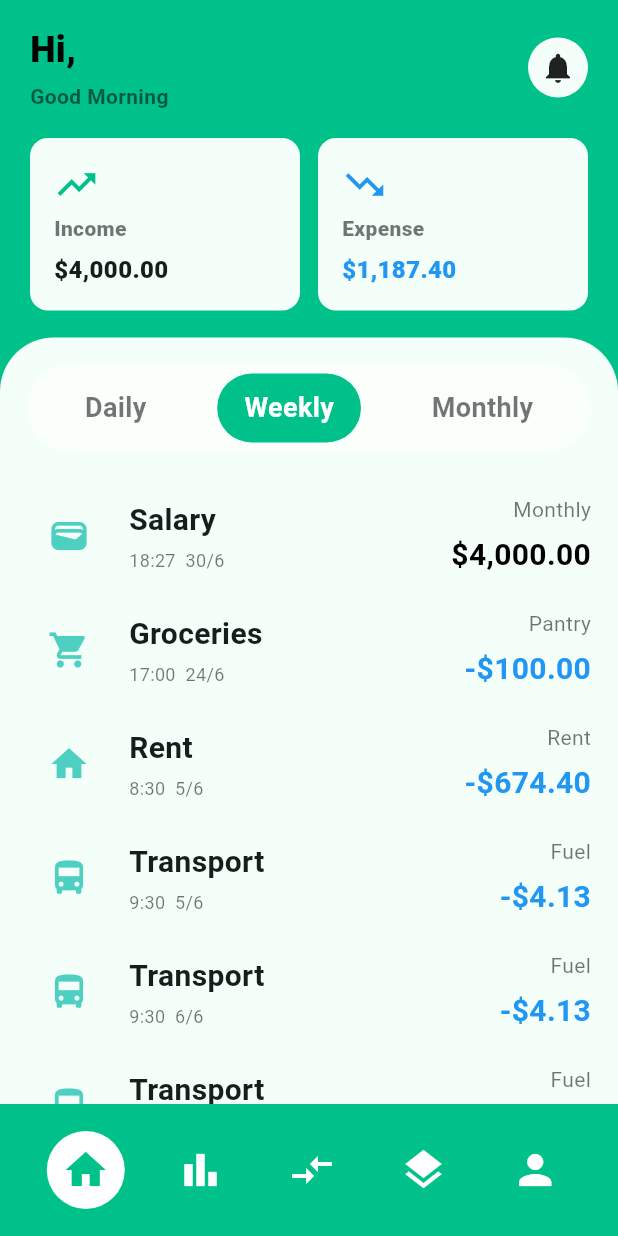
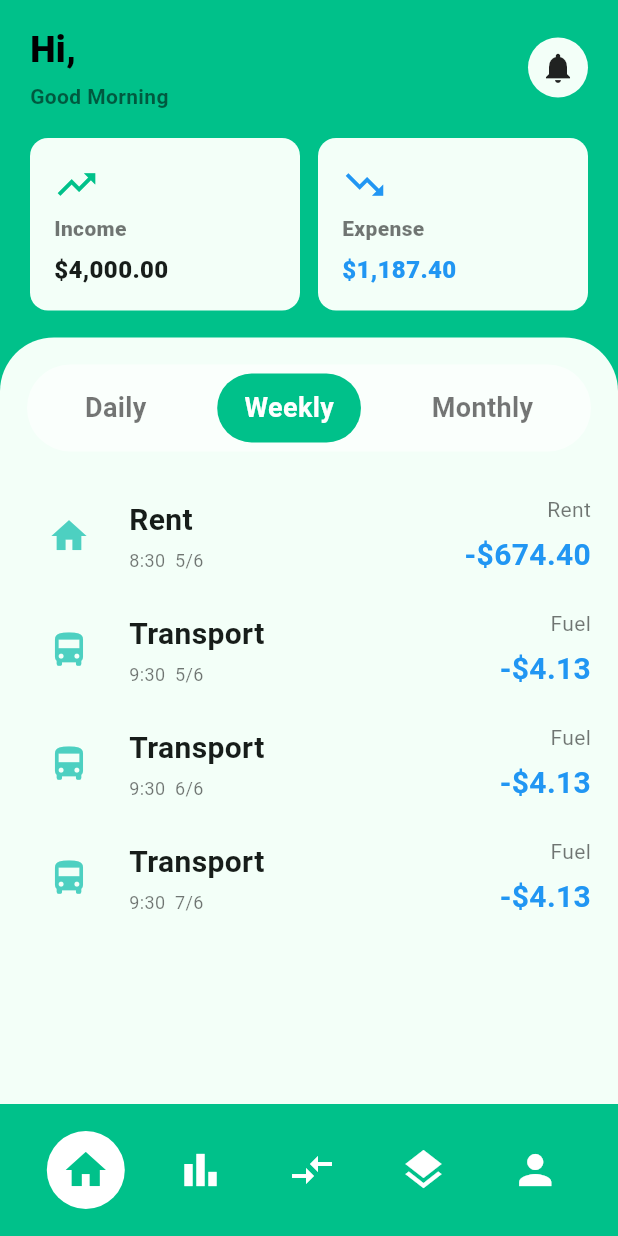
Before and after one commit to trankhoinguyen529-oss/esis, a Flutter app: the Home screen opened directly, after a tap on "Daily", after a tap on "Weekly", on a phone screen of 412 x 824 dp. Run offline on Flutter 3.47's test engine with Material 3 defaults, Android fonts, the phone set to English and light mode, and no system bars; our stand-ins replace firebase_auth, firebase_core, flutter_svg; accounts and stored records are empty.

Commit message:
[TimeSortTransaction] Add Weekly

```diff
--- a/lib/data/data_transaction.dart
+++ b/lib/data/data_transaction.dart
@@ -4,9 +4,7 @@ class TransactionItem {
   final IconData icon;
   final String title;
   final String time;
-  final int day;
-  final int month;
-  final int year;
+  final DateTime date;
   final String tag;
   final String amount;
   final bool negative;
@@ -15,9 +13,7 @@ class TransactionItem {
     required this.icon,
     required this.title,
     required this.time,
-    required this.day,
-    required this.month,
-    required this.year,
+    required this.date,
     required this.tag,
     required this.amount,
     this.negative = false,
@@ -25,14 +21,12 @@ class TransactionItem {
 }
 
 class TransactionData {
-  static const List<TransactionItem> transactions = [
+  static List<TransactionItem> transactions = [
     TransactionItem(
       icon: Icons.wallet,
       title: 'Salary',
       time: '18:27',
-      day: 30,
-      month: 6,
-      year: 2026,
+      date: DateTime(2026, 6, 30),
       tag: 'Monthly',
       amount: '\$4,000.00',
     ),
@@ -40,9 +34,7 @@ class TransactionData {
       icon: Icons.local_grocery_store,
       title: 'Groceries',
       time: '17:00',
-      day: 24,
-      month: 6,
-      year: 2026,
+      date: DateTime(2026, 6, 24),
       tag: 'Pantry',
       amount: '-\$100.00',
       negative: true,
@@ -51,9 +43,7 @@ class TransactionData {
       icon: Icons.home,
       title: 'Rent',
       time: '8:30',
-      day: 5,
-      month: 6,
-      year: 2026,
+      date: DateTime(2026, 6, 5),
       tag: 'Rent',
       amount: '-\$674.40',
       negative: true,
@@ -62,9 +52,7 @@ class TransactionData {
       icon: Icons.directions_bus,
       title: 'Transport',
       time: '9:30',
-      day: 5,
-      month: 6,
-      year: 2026,
+      date: DateTime(2026, 6, 5),
       tag: 'Fuel',
       amount: '-\$4.13',
       negative: true,
@@ -73,9 +61,7 @@ class TransactionData {
       icon: Icons.directions_bus,
       title: 'Transport',
       time: '9:30',
-      day: 6,
-      month: 6,
-      year: 2026,
+      date: DateTime(2026, 6, 6),
       tag: 'Fuel',
       amount: '-\$4.13',
       negative: true,
@@ -84,9 +70,7 @@ class TransactionData {
       icon: Icons.directions_bus,
       title: 'Transport',
       time: '9:30',
-      day: 7,
-      month: 6,
-      year: 2026,
+      date: DateTime(2026, 6, 7),
       tag: 'Fuel',
       amount: '-\$4.13',
       negative: true,
@@ -95,9 +79,7 @@ class TransactionData {
       icon: Icons.directions_bus,
       title: 'Transport',
       time: '9:30',
-      day: 8,
-      month: 6,
-      year: 2026,
+      date: DateTime(2026, 6, 8),
       tag: 'Fuel',
       amount: '-\$4.13',
       negative: true,
@@ -106,9 +88,7 @@ class TransactionData {
       icon: Icons.directions_bus,
       title: 'Transport',
       time: '9:30',
-      day: 9,
-      month: 6,
-      year: 2026,
+      date: DateTime(2026, 6, 9),
       tag: 'Fuel',
       amount: '-\$4.13',
       negative: true,
@@ -117,9 +97,7 @@ class TransactionData {
       icon: Icons.directions_bus,
       title: 'Transport',
       time: '9:30',
-      day: 10,
-      month: 6,
-      year: 2026,
+      date: DateTime(2026, 6, 10),
       tag: 'Fuel',
       amount: '-\$4.13',
       negative: true,
--- a/lib/home/home_screen.dart
+++ b/lib/home/home_screen.dart
@@ -6,6 +6,7 @@ import '../management/management_screen.dart';
 import 'tab_icon.dart';
 import '../transaction/transaction_screen.dart';
 import '../data/data_transaction.dart';
+import 'dart:math';
 
 class Home extends StatefulWidget {
   const Home({super.key});
@@ -54,9 +55,10 @@ class _HomeState extends State<Home> {
     return date.difference(DateTime(date.year, 1, 1)).inDays + 1;
   }
 
-  int dayOfYear(int day, int month, int year) {
-    DateTime date = DateTime(year, month, day);
-    return date.difference(DateTime(year, 1, 1)).inDays + 1;
+  bool isSameWeek(int daydiff, int weekday) {
+    if (daydiff < weekday && daydiff >= 0) return true;
+    if (daydiff < 0 && (-1) * daydiff <= 7 - weekday) return true;
+    return false;
   }
 
   Widget display_transaction(int period) {
@@ -65,15 +67,18 @@ class _HomeState extends State<Home> {
       itemCount: TransactionData.transactions.length,
       itemBuilder: (context, index) {
         final item = TransactionData.transactions[index];
-        if ((period == 0 && item.day == now.day && item.month == now.month) ||
-            (period == 2 && item.month == now.month) ||
-            (period == 1)) {
+        int daydiff = getDayOfYear(now) - getDayOfYear(item.date);
+        if ((period == 0 &&
+                item.date.day == now.day &&
+                item.date.month == now.month) ||
+            (period == 2 && item.date.month == now.month) ||
+            (period == 1 && isSameWeek(daydiff, now.weekday))) {
           return _buildTransactionItem(
             item.icon,
             item.title,
             item.time,
-            item.day,
-            item.month,
+            item.date.day,
+            item.date.month,
             item.tag,
             item.amount,
             negative: item.negative,
```
